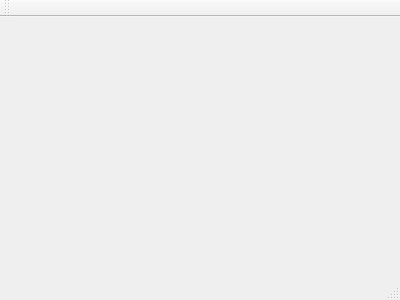
First picture: the form in mainwindow.ui, repository josecleiton/GIS-RTree, before the edit.
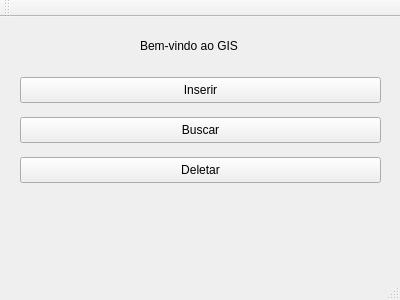
Second picture: the form after the edit.

```diff
--- a/mainwindow.ui
+++ b/mainwindow.ui
@@ -12,13 +12,71 @@
   <property name="windowTitle" >
    <string>MainWindow</string>
   </property>
-  <widget class="QMenuBar" name="menuBar" />
-  <widget class="QToolBar" name="mainToolBar" />
-  <widget class="QWidget" name="centralWidget" />
-  <widget class="QStatusBar" name="statusBar" />
+  <widget class="QWidget" name="centralWidget">
+   <widget class="QPushButton" name="pushButton">
+    <property name="geometry">
+     <rect>
+      <x>20</x>
+      <y>60</y>
+      <width>361</width>
+      <height>26</height>
+     </rect>
+    </property>
+    <property name="text">
+     <string>Inserir</string>
+    </property>
+   </widget>
+   <widget class="QPushButton" name="pushButton_2">
+    <property name="geometry">
+     <rect>
+      <x>20</x>
+      <y>100</y>
+      <width>361</width>
+      <height>26</height>
+     </rect>
+    </property>
+    <property name="text">
+     <string>Buscar</string>
+    </property>
+   </widget>
+   <widget class="QPushButton" name="pushButton_3">
+    <property name="geometry">
+     <rect>
+      <x>20</x>
+      <y>140</y>
+      <width>361</width>
+      <height>26</height>
+     </rect>
+    </property>
+    <property name="text">
+     <string>Deletar</string>
+    </property>
+   </widget>
+   <widget class="QLabel" name="label">
+    <property name="geometry">
+     <rect>
+      <x>140</x>
+      <y>20</y>
+      <width>151</width>
+      <height>18</height>
+     </rect>
+    </property>
+    <property name="text">
+     <string>Bem-vindo ao GIS</string>
+    </property>
+   </widget>
+  </widget>
+  <widget class="QToolBar" name="mainToolBar">
+   <attribute name="toolBarArea">
+    <enum>TopToolBarArea</enum>
+   </attribute>
+   <attribute name="toolBarBreak">
+    <bool>false</bool>
+   </attribute>
+  </widget>
+  <widget class="QStatusBar" name="statusBar"/>
  </widget>
- <layoutDefault spacing="6" margin="11" />
- <pixmapfunction></pixmapfunction>
+ <layoutdefault spacing="6" margin="11"/>
  <resources/>
  <connections/>
 </ui>
```
Left out of the diff: 7 changed lines with no effect on the pictures.
